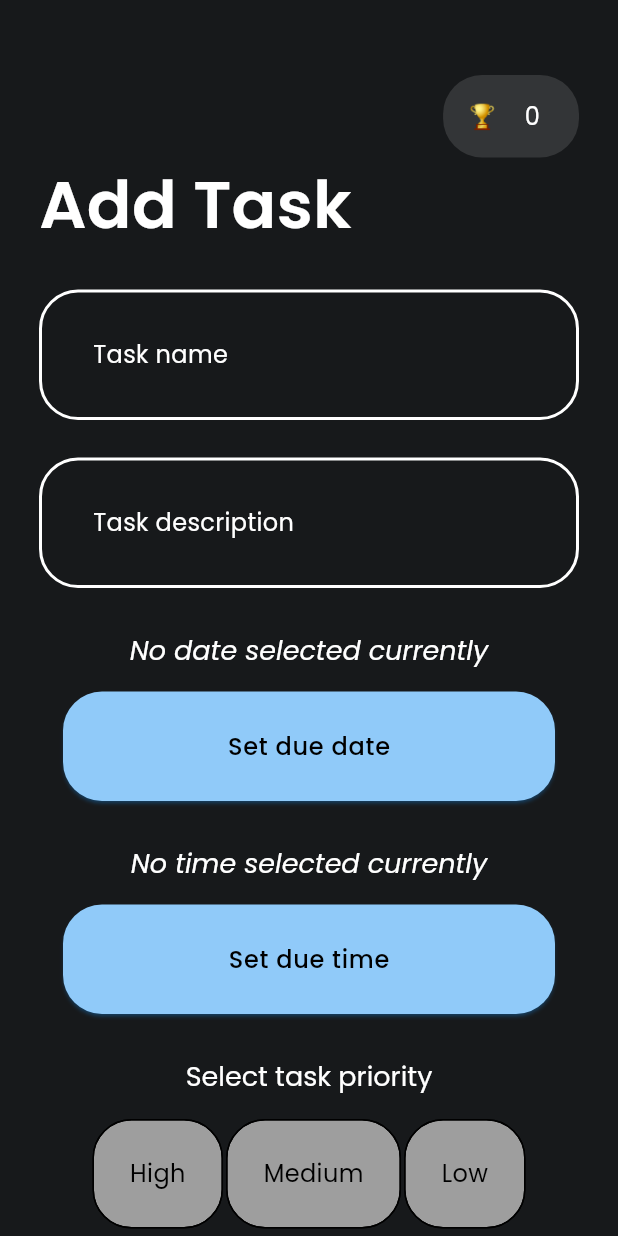
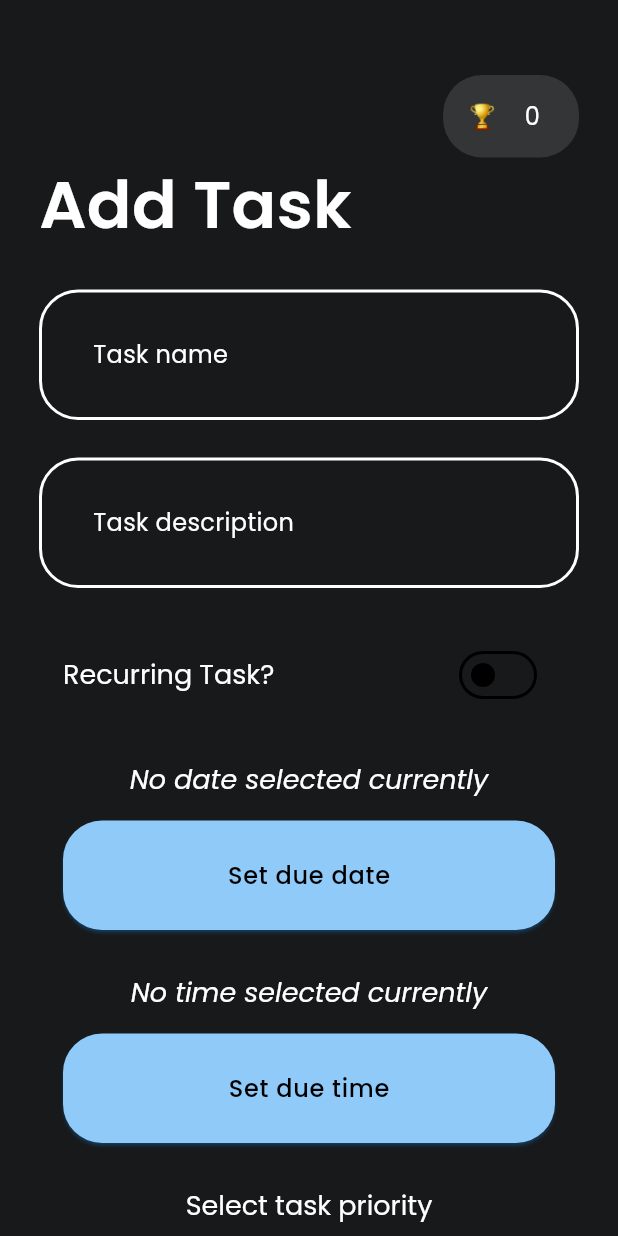
Before and after one commit to jydv402/ZenUnni, a Flutter app: the AddTaskPage screen opened by its route, on a phone screen of 412 x 824 dp. Run offline on Flutter 3.47's test engine with Material 3 defaults, Android fonts, the phone set to English and light mode, and no system bars; our stand-ins replace cloud_firestore, delightful_toast, firebase_auth, firebase_core, flutter_colorpicker, flutter_dotenv and 10 more; missing offline and left inert: langchain, langchain_google, timeline_tile_plus; accounts and stored records are empty.

Commit message:
recurring task toggle

```diff
--- a/lib/screens/add_todo.dart
+++ b/lib/screens/add_todo.dart
@@ -37,7 +37,7 @@ class _AddTaskPageState extends ConsumerState<AddTaskPage> {
       _prior = widget.taskToEdit!.priority;
       localPrior = widget.taskToEdit!.priority;
       isDone = widget.taskToEdit!.isDone;
-      isRecurring = widget.taskToEdit!.isDone;
+      isRecurring = widget.taskToEdit!.isRecurring;
     }
   }
 
@@ -59,12 +59,18 @@ class _AddTaskPageState extends ConsumerState<AddTaskPage> {
 
   bool validateTaskFields() {
     // Add null checks for controllers
+    if (isRecurring) {
+      // do date/time validation if recurring
+      return nameController.text.isNotEmpty && descController.text.isNotEmpty;
+    } else {
+      // do date, time, and priority for non-recurring tasks
       return nameController.text.isNotEmpty &&
           descController.text.isNotEmpty &&
           _date != null &&
           _time != null &&
           (_prior.isNotEmpty ||
               localPrior.isNotEmpty); // Check both prior variables
+    }
   }
 
   @override
@@ -83,16 +89,11 @@ class _AddTaskPageState extends ConsumerState<AddTaskPage> {
           //Task description text field
           _dialogTextFields(context, descController, "Task description"),
           const SizedBox(height: 30),
+          _isRecurringCheckBox(),
+          const SizedBox(height: 30),
+          if (!isRecurring) ...[
             _selectedDateText(),
             const SizedBox(height: 15),
-          //TODO:remove this later
-          // ElevatedButton(onPressed: (){
-          //   NotifServ().showNotification(
-          //     title: "TITLE",
-          //     body: "Body"
-          //   );
-          // }, child: Text('notif test button')),
-          //Set due date button
             fabButton(context, () async {
               DateTime? pickDate = await showDatePicker(
                 context: context,
@@ -159,27 +160,32 @@ class _AddTaskPageState extends ConsumerState<AddTaskPage> {
             ),
             const SizedBox(height: 16),
             _dialogPrioritySelect(setState),
-          const SizedBox(height: 30),
-          _isRecurringCheckBox(),
+          ],
+
           const SizedBox(height: 60),
           fabButton(context, () {
             if (validateTaskFields()) {
-              DateTime dateTime = DateTime(
+              DateTime? dateTime;
+              if (!isRecurring && _date != null && _time != null) {
+                dateTime = DateTime(
                   _date!.year,
                   _date!.month,
                   _date!.day,
                   _time!.hour,
                   _time!.minute,
                 );
+              }
+
               TodoModel task = TodoModel(
                 name: nameController.text,
                 description: descController.text,
-                date: dateTime,
-                priority: _prior,
+                date: dateTime ?? DateTime.now(),
+                priority: isRecurring ? "" : _prior,
                 isDone: isDone,
                 isRecurring: isRecurring,
-                expired: true,
+                expired: false,
               );
+
               if (widget.taskToEdit != null) {
                 // Update existing task
                 ref.read(
@@ -285,23 +291,20 @@ class _AddTaskPageState extends ConsumerState<AddTaskPage> {
   }
 
   Widget _isRecurringCheckBox() {
-    return Row(
-      mainAxisAlignment: MainAxisAlignment.spaceEvenly,
-      children: [
-        Text(
-          'Is this a recurring task ?',
-          style: Theme.of(context).textTheme.headlineSmall,
-        ),
-        Checkbox(
-            activeColor: Colors.white,
-            focusColor: Colors.white,
+    return SwitchListTile(
+      title: Text('Recurring Task?',
+          style: Theme.of(context).textTheme.headlineSmall),
       value: isRecurring,
-            onChanged: (bool? value) {
+      onChanged: (value) {
         setState(() {
-                isRecurring = value ?? false;
+          isRecurring = value;
+          if (isRecurring) {
+            _date = null;
+            _time = null;
+            _prior = "";
+          }
         });
-            })
-      ],
+      },
     );
   }
 }
```
Lines whose indentation alone changed are shown as unchanged.
